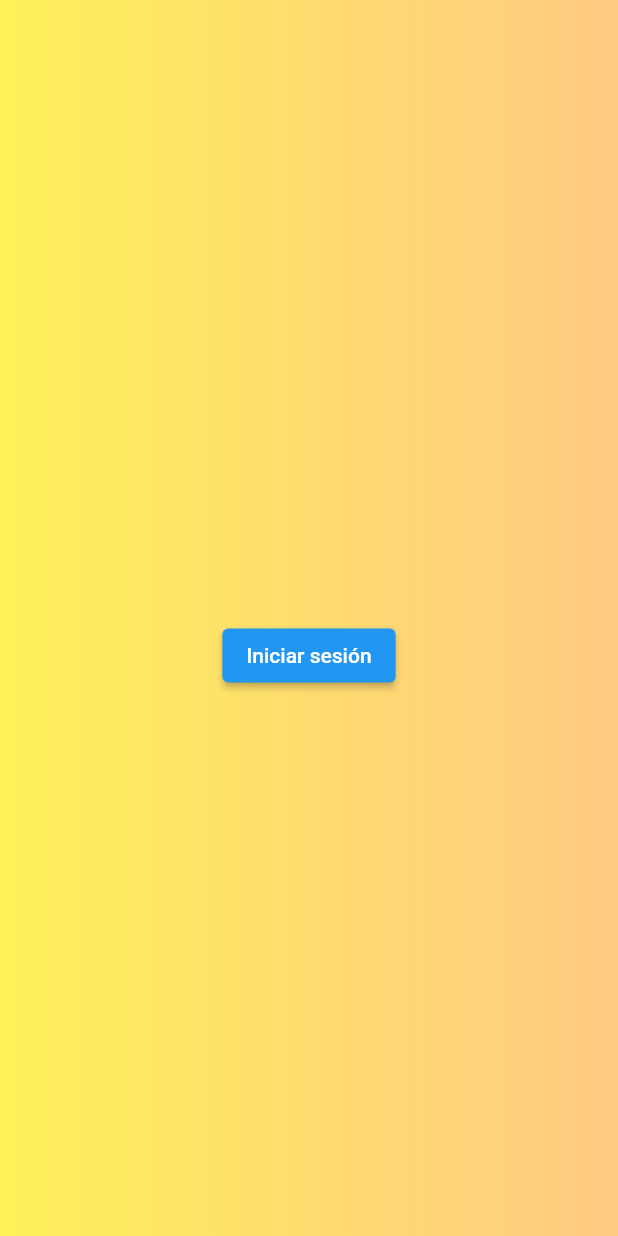
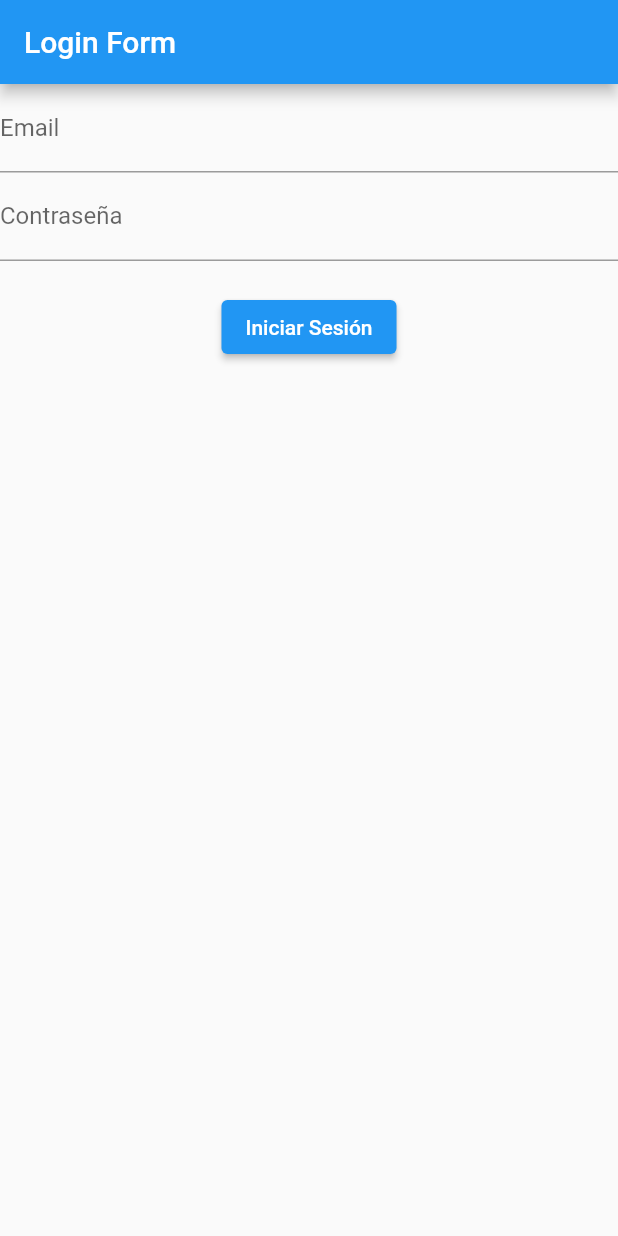
Before and after one commit to ISIS3510-202320-Team31/Flutter, a Flutter app: the screen it shows after launch, on a phone screen of 412 x 824 dp. Run offline on Flutter 3.47's test engine with Material 2 defaults, Android fonts, the phone set to English and light mode, and no system bars.

Commit message:
login format preliminar

```diff
--- a/lib/Login.dart
+++ b/lib/Login.dart
@@ -1,36 +1,93 @@
 import 'package:flutter/material.dart';
+import 'package:http/http.dart' as http;
 import 'package:hive_app/main.dart';
+import 'dart:convert';
+
 
 class Login extends StatelessWidget {
   @override
   Widget build(BuildContext context) {
-    return Stack(
+    return MaterialApp(
+      home: LoginForm(),
+    );
+  }
+}
+
+class LoginForm extends StatefulWidget {
+  @override
+  _LoginFormState createState() => _LoginFormState();
+}
+
+class _LoginFormState extends State<LoginForm> {
+  final GlobalKey<FormState> _formKey = GlobalKey<FormState>();
+  TextEditingController _emailController = TextEditingController();
+  TextEditingController _passwordController = TextEditingController();
+
+  @override
+  Widget build(BuildContext context) {
+    return Scaffold(
+      appBar: AppBar(
+        title: Text('Login Form'),
+      ),
+      body: Form(
+        key: _formKey,
+        child: Column(
           children: <Widget>[
-        Container(
-          decoration: BoxDecoration(
-            gradient: LinearGradient(
-              colors: [appTheme.primaryColor, appTheme.secondaryHeaderColor],
+            TextFormField(
+              controller: _emailController,
+              decoration: InputDecoration(labelText: 'Email'),
+              validator: (value) {
+                if (value!.isEmpty) {
+                  return 'Por favor, ingrese su email';
+                }
+                return null;
+              },
             ),
+            TextFormField(
+              controller: _passwordController,
+              decoration: InputDecoration(labelText: 'Contraseña'),
+              obscureText: true,
+              validator: (value) {
+                if (value!.isEmpty) {
+                  return 'Por favor, ingrese su contraseña';
+                }
+                return null;
+              },
             ),
-        ),
-        Center(
-          child: Column(
-            mainAxisSize: MainAxisSize.min,
-            children: <Widget>[
-              const SizedBox(height: 50),
+            SizedBox(height: 20),
             ElevatedButton(
-                onPressed: () {
+              onPressed: () async {
+                if (_formKey.currentState!.validate()) {
+                  // Aquí puedes realizar la autenticación o procesar los datos del formulario
+                  String email = _emailController.text;
+                  String password = _passwordController.text;
+                  var url = Uri.parse('http://localhost:3000/login');
+                  final Map<String, dynamic> datos = {
+                          'icon': 'icon',
+                          'login': 'login',
+                          'name': 'nombre',
+                          'verificated': true,
+                          'role': 'STUDENT',
+                          'career': 'DERECHO',
+                          'birthdate': '2002-12-27',
+                          'email': email,
+                          'password': password,
+                        };
+                  final jsonData = jsonEncode(datos);
+                  var response = await http.post(url, body: jsonData);
+                  // Lógica de autenticación aquí
+                  print(response);
+                }
                 Navigator.push(
                     context,
                     MaterialPageRoute(builder: (context) => BottomNav()),
                   );
               },
-                child: const Text('Iniciar sesión'),
+              child: Text('Iniciar Sesión'),
             ),
           ],
         ),
       ),
-      ],
     );
   }
 }
--- a/lib/main.dart
+++ b/lib/main.dart
@@ -1,6 +1,7 @@
-// import 'dart:html';
 
 import 'package:flutter/material.dart';
+import 'package:http/http.dart' as http;
+import 'dart:convert';
 import 'package:hive_app/Login.dart';
 import 'Profile.dart';
 import 'Find.dart';
--- a/pubspec.yaml
+++ b/pubspec.yaml
@@ -13,6 +13,7 @@ dependencies:
 
   cupertino_icons: ^1.0.2
   url_launcher: ^6.0.3
+  http: ^1.1.0
 
 dev_dependencies:
   flutter_test:
```
Also changed, not shown: pubspec.lock. Lines whose indentation alone changed are shown as unchanged.
